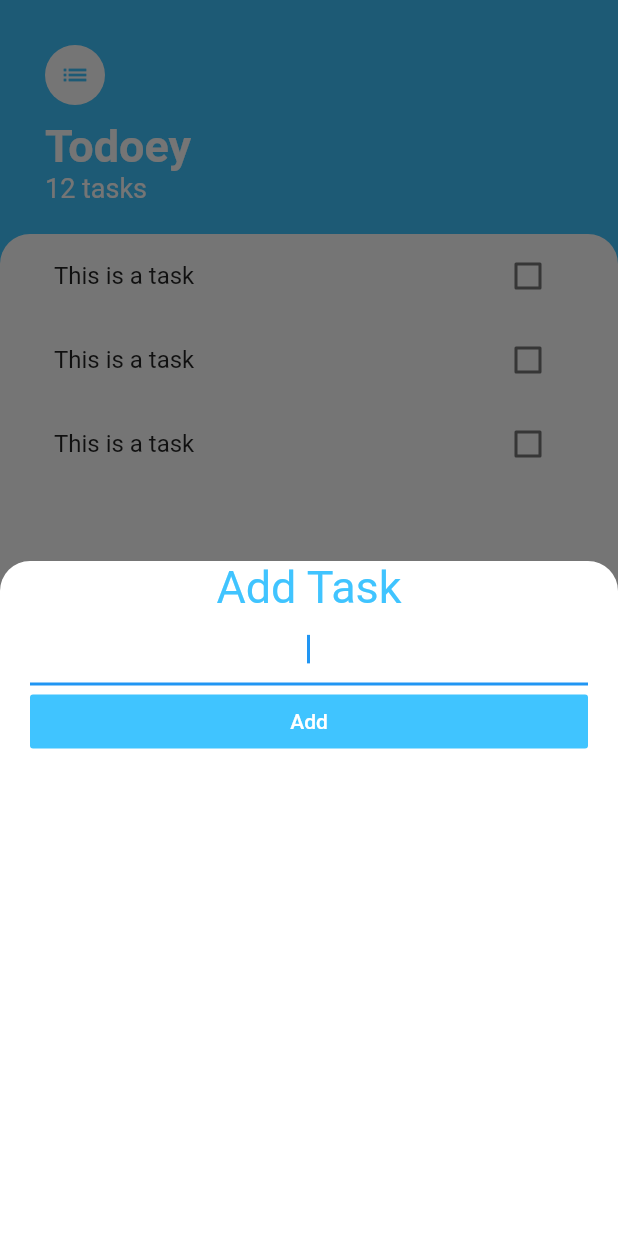
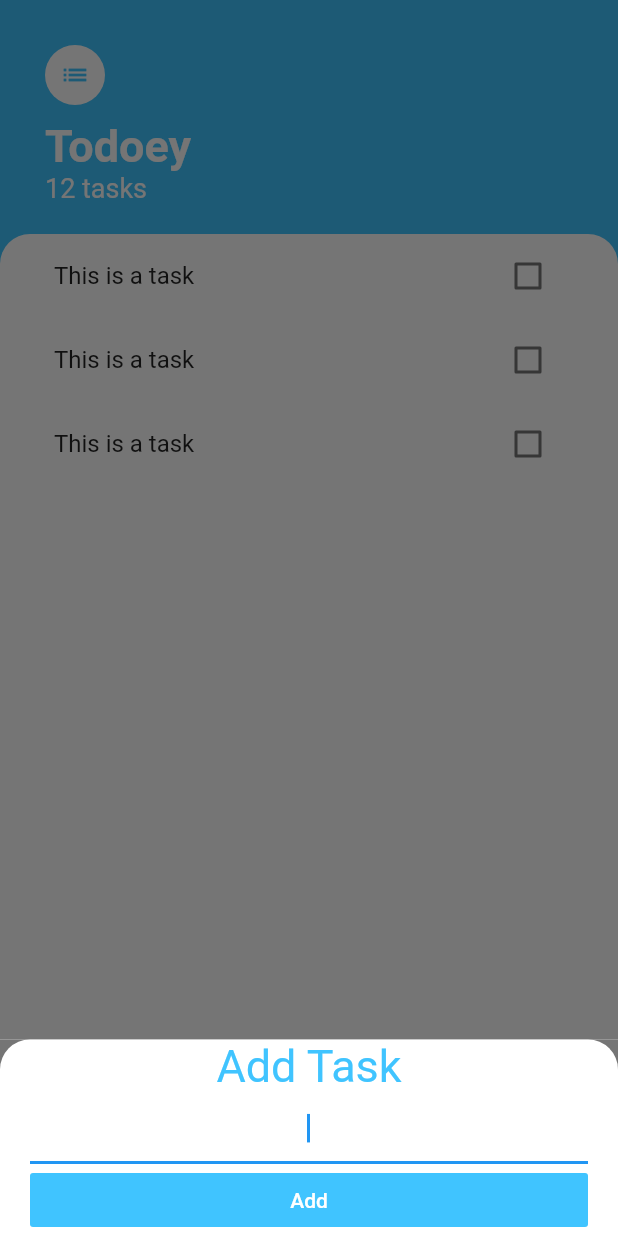
Before and after one commit to Eldot/todoey_flutter, a Flutter app: the screen it shows after launch, after a tap on the "add" icon, on a phone screen of 412 x 824 dp. Run offline on Flutter 3.47's test engine with Material 2 defaults, Android fonts, the phone set to English and light mode, and no system bars.

Commit message:
Fixed overwriting of modal form by popup keyboard with a MediaQuery

```diff
--- a/lib/screens/add_task_screen.dart
+++ b/lib/screens/add_task_screen.dart
@@ -5,7 +5,6 @@ class AddTaskScreen extends StatelessWidget {
   Widget build(BuildContext context) {
     return Container(
       color: Color(0xff757575),
-      height: 450.0,
       child: Container(
         padding: EdgeInsets.symmetric(horizontal: 20.0),
         decoration: BoxDecoration(
--- a/lib/screens/tasks_screen.dart
+++ b/lib/screens/tasks_screen.dart
@@ -9,20 +9,25 @@ class TasksScreen extends StatelessWidget {
       backgroundColor: Colors.lightBlueAccent,
       floatingActionButton: FloatingActionButton(
         backgroundColor: Colors.lightBlueAccent,
+        child: Icon(Icons.add),
         onPressed: () {
           showModalBottomSheet(
-              isScrollControlled: true,
-              context: context,
-              builder: (context) => AddTaskScreen());
+            context: context,
+            isScrollControlled: true, // Makes the modal bottom sheet full height
+            builder: (context) => SingleChildScrollView(
+              child: Container(
+                padding: EdgeInsets.only(bottom: MediaQuery.of(context).viewInsets.bottom),
+                child: AddTaskScreen(),
+              ),
+            ),
+          );
         },
-        child: Icon(Icons.add),
       ),
       body: Column(
         crossAxisAlignment: CrossAxisAlignment.start,
         children: [
           Container(
-            padding: EdgeInsets.only(
-                top: 30.0, left: 30.0, right: 30.0, bottom: 20.0),
+            padding: EdgeInsets.only(top: 30.0, left: 30.0, right: 30.0, bottom: 20.0),
             child: Column(
               crossAxisAlignment: CrossAxisAlignment.start,
               children: [
@@ -61,9 +66,7 @@ class TasksScreen extends StatelessWidget {
               padding: EdgeInsets.symmetric(horizontal: 20.0),
               decoration: BoxDecoration(
                 color: Colors.white,
-                borderRadius: BorderRadius.only(
-                    topLeft: Radius.circular(20.0),
-                    topRight: Radius.circular(20.0)),
+                borderRadius: BorderRadius.only(topLeft: Radius.circular(20.0), topRight: Radius.circular(20.0)),
               ),
               child: TasksList(),
             ),
```
